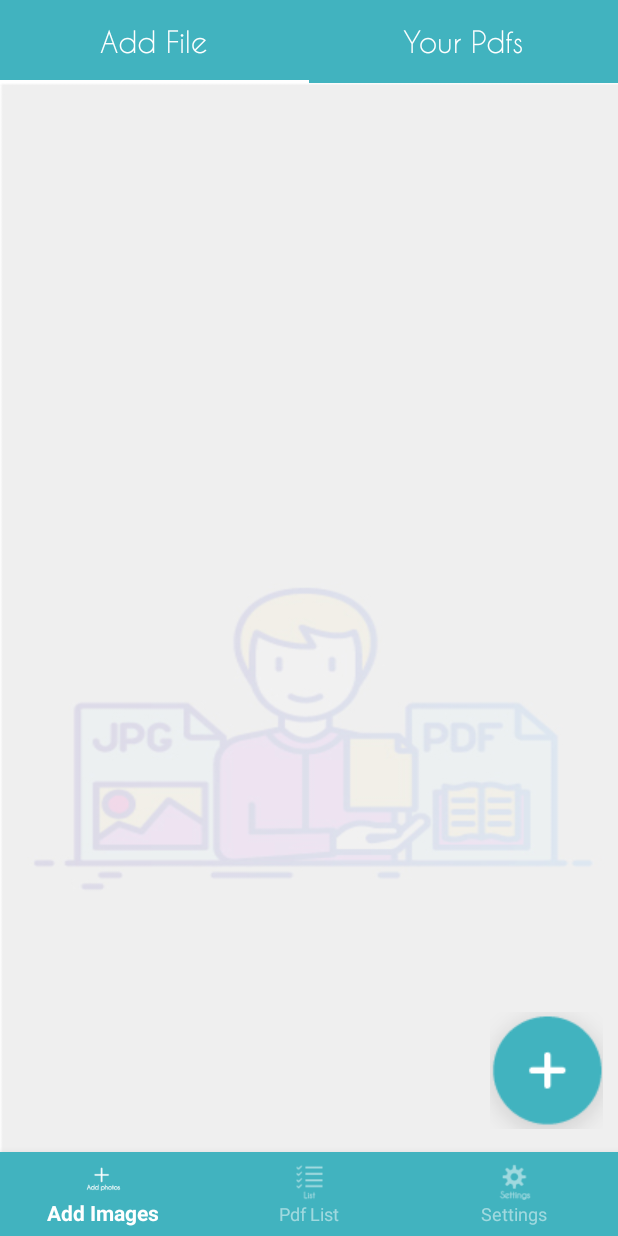
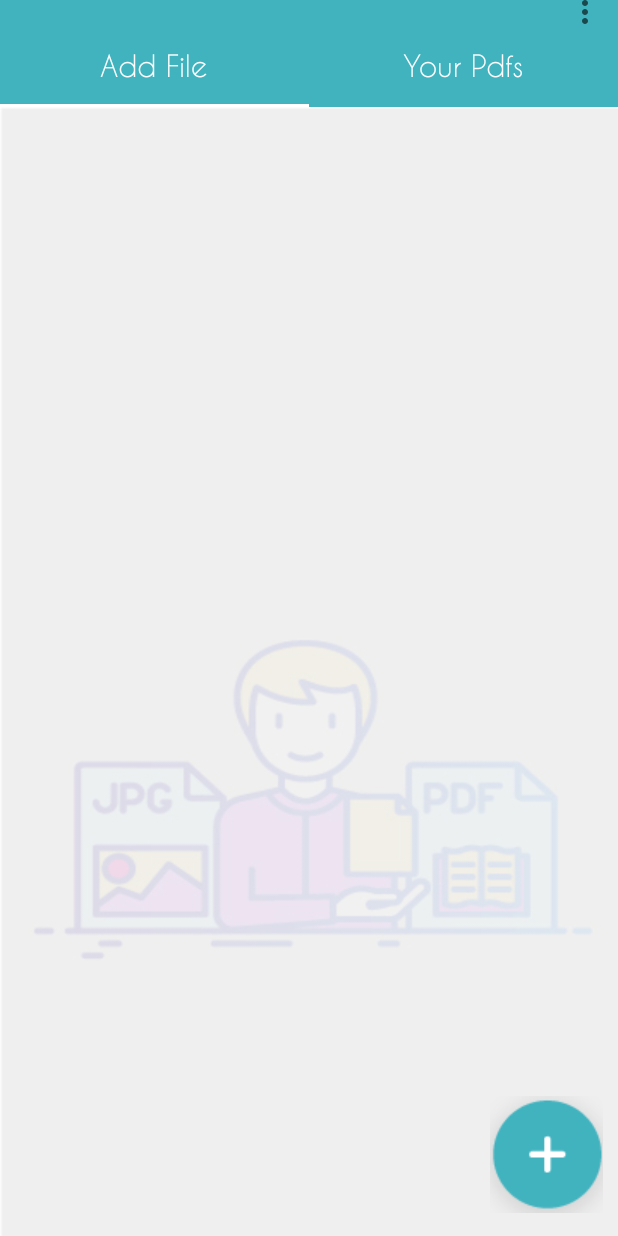
Before and after one commit to Adityaverma123/Image2Pdf, an Android app: the screen it shows after launch (MainActivity), on a phone screen of 412 x 824 dp. Run offline under Robolectric (Android 15) with nearby library versions, the phone set to English and light mode, and no system bars; our stand-ins replace CircleImageView; libraries missing offline, so code that uses them is left out: com.itextpdf.text, com.theartofdev.edmodo.

Commit message:
initial commit

```diff
--- a/app/src/main/java/com/example/imagetopdf/ui/MainActivity.java
+++ b/app/src/main/java/com/example/imagetopdf/ui/MainActivity.java
@@ -3,6 +3,7 @@ package com.example.imagetopdf.ui;
 import androidx.annotation.NonNull;
 import androidx.annotation.Nullable;
 import androidx.appcompat.app.AppCompatActivity;
+import androidx.appcompat.widget.Toolbar;
 import androidx.fragment.app.Fragment;
 import androidx.fragment.app.FragmentManager;
 import androidx.fragment.app.FragmentPagerAdapter;
@@ -11,6 +12,8 @@ import androidx.viewpager.widget.ViewPager;
 
 import android.content.Intent;
 import android.os.Bundle;
+import android.view.Menu;
+import android.view.MenuInflater;
 import android.view.MenuItem;
 import android.view.ViewGroup;
 
@@ -30,14 +33,18 @@ public class MainActivity extends AppCompatActivity implements AddFileFragment.R
     ViewPager viewPager;
     AddFileFragment fileFragment;
     ListFragments listFragments;
-    private BottomNavigationView navView;
+    Toolbar toolbar;
+
     @Override
     protected void onCreate(Bundle savedInstanceState) {
         super.onCreate(savedInstanceState);
         setContentView(R.layout.activity_main);
+
         tabLayout = findViewById(R.id.tablayout);
         viewPager = findViewById(R.id.view_pager);
-        navView=findViewById(R.id.nav_view);
+        toolbar=findViewById(R.id.toolbar2);
+        setSupportActionBar(toolbar);
+        getSupportActionBar().setTitle("");
         ViewPagerAdapter adapter=new ViewPagerAdapter(getSupportFragmentManager());
          fileFragment=new AddFileFragment(MainActivity.this);
          listFragments=new ListFragments(MainActivity.this);
@@ -47,47 +54,14 @@ public class MainActivity extends AppCompatActivity implements AddFileFragment.R
         viewPager.setAdapter(adapter);
         viewPager.setOffscreenPageLimit(2);
         tabLayout.setupWithViewPager(viewPager);
-        navView.setOnNavigationItemSelectedListener(new BottomNavigationView.OnNavigationItemSelectedListener() {
-            @Override
-            public boolean onNavigationItemSelected(@NonNull MenuItem item) {
-                if (item.getItemId() == R.id.nav_add) {
-                    viewPager.setCurrentItem(0);
-                }
-                if (item.getItemId() == R.id.nav_list) {
-                    viewPager.setCurrentItem(1);
-                }
-                if(item.getItemId()==R.id.nav_settings)
-                {
-                    Intent intent=new Intent(getApplicationContext(),SettingsActivity.class);
-                    startActivity(intent);
-                }
-                return true;
 
-            }
-        });
-       viewPager.addOnPageChangeListener(new ViewPager.OnPageChangeListener() {
-           @Override
-           public void onPageScrolled(int position, float positionOffset, int positionOffsetPixels) {
+    }
 
-           }
-
-           @Override
-           public void onPageSelected(int position) {
-                if(position==0)
-                {
-                    navView.setSelectedItemId(R.id.nav_add);
-                }
-                if(position==1)
-                {
-                    navView.setSelectedItemId(R.id.nav_list);
-                }
-           }
-
-           @Override
-           public void onPageScrollStateChanged(int state) {
-
-           }
-       });
+    @Override
+    public boolean onCreateOptionsMenu(Menu menu) {
+        MenuInflater inflater = getMenuInflater();
+        inflater.inflate(R.menu.bottom_nav_menu, menu);
+        return super.onCreateOptionsMenu(menu);
     }
 
     @Override
--- a/app/src/main/res/layout/activity_main.xml
+++ b/app/src/main/res/layout/activity_main.xml
@@ -8,14 +8,23 @@
     android:orientation="vertical"
     tools:context=".ui.MainActivity">
 
+    <androidx.appcompat.widget.Toolbar
+        android:id="@+id/toolbar2"
+        android:layout_width="match_parent"
+        android:layout_height="16dp"
+        android:background="@color/background"
+        app:layout_constraintEnd_toEndOf="parent"
+        app:layout_constraintStart_toStartOf="parent"
+        app:layout_constraintTop_toTopOf="parent" />
     <com.google.android.material.tabs.TabLayout
         android:id="@+id/tablayout"
         android:layout_width="match_parent"
         android:layout_height="55dp"
         android:background="@color/background"
         app:layout_constraintEnd_toEndOf="parent"
+        app:layout_constraintHorizontal_bias="0.0"
         app:layout_constraintStart_toStartOf="parent"
-        app:layout_constraintTop_toTopOf="parent"
+        app:layout_constraintTop_toBottomOf="@+id/toolbar2"
         app:tabIndicatorColor="@android:color/white"
         app:tabSelectedTextColor="@android:color/white"
         app:tabTextAppearance="@style/customfontstyle"
@@ -25,24 +34,14 @@
         android:id="@+id/view_pager"
         android:layout_width="0dp"
         android:layout_height="0dp"
-        app:layout_constraintBottom_toTopOf="@+id/nav_view"
+        app:layout_constraintBottom_toBottomOf="parent"
         app:layout_constraintEnd_toEndOf="parent"
+        app:layout_constraintHorizontal_bias="0.0"
         app:layout_constraintStart_toStartOf="parent"
         app:layout_constraintTop_toBottomOf="@+id/tablayout">
 
     </androidx.viewpager.widget.ViewPager>
-    <com.google.android.material.bottomnavigation.BottomNavigationView
-        android:id="@+id/nav_view"
-        android:layout_width="0dp"
-        android:layout_height="wrap_content"
-        android:layout_marginStart="0dp"
-        android:layout_marginEnd="0dp"
-        android:background="@color/background"
-        app:itemIconTint="@color/nav_item_color"
-        app:itemTextColor="@color/nav_item_color"
-        app:layout_constraintBottom_toBottomOf="parent"
-        app:layout_constraintLeft_toLeftOf="parent"
-        app:layout_constraintRight_toRightOf="parent"
-        app:menu="@menu/bottom_nav_menu" />
+
+
 
 </androidx.constraintlayout.widget.ConstraintLayout>
--- a/app/src/main/res/values/strings.xml
+++ b/app/src/main/res/values/strings.xml
@@ -3,7 +3,7 @@
 
     <!-- TODO: Remove or change this placeholder text -->
     <string name="hello_blank_fragment">Hello blank fragment</string>
-    <string name="title_home">Add Images</string>
-    <string name="title_dashboard">Pdf List</string>
-    <string name="title_settings">Settings</string>
+    <string name="title_home">Rate Us</string>
+    <string name="title_dashboard">Share with your friends</string>
+    <string name="title_settings">Licence</string>
 </resources>
```
Also changed, not shown: app/src/main/res/layout/pdf_item.xml (+4 -4 lines), app/src/main/res/values/styles.xml (+0 -9 lines), app/src/main/res/drawable/menu.png (added).
